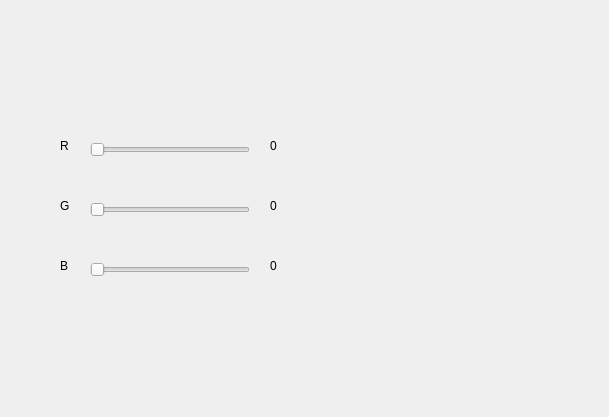
This is widget.ui in askey55/Color_chooser as Qt 5 draws it before an edit. The edited form follows.
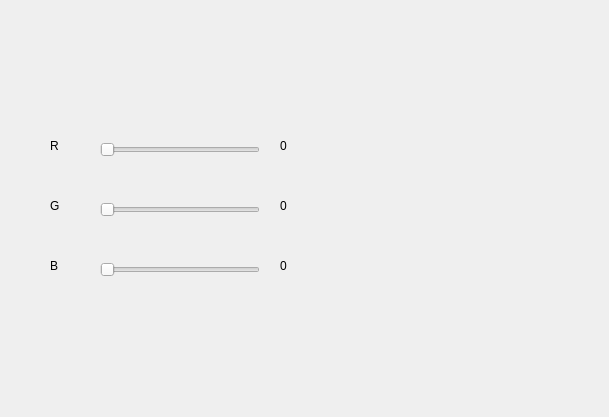
This is the edited form.

Commit message: スライダーがラベルと重なって左端が摘めなかったのを修正

The edit to the form file:
```diff
--- a/widget.ui
+++ b/widget.ui
@@ -16,7 +16,7 @@
   <widget class="QSlider" name="horizontalSlider_r">
    <property name="geometry">
     <rect>
-     <x>90</x>
+     <x>100</x>
      <y>140</y>
      <width>160</width>
      <height>19</height>
@@ -32,7 +32,7 @@
   <widget class="QSlider" name="horizontalSlider_g">
    <property name="geometry">
     <rect>
-     <x>90</x>
+     <x>100</x>
      <y>200</y>
      <width>160</width>
      <height>19</height>
@@ -48,7 +48,7 @@
   <widget class="QSlider" name="horizontalSlider_b">
    <property name="geometry">
     <rect>
-     <x>90</x>
+     <x>100</x>
      <y>260</y>
      <width>160</width>
      <height>19</height>
@@ -64,7 +64,7 @@
   <widget class="QLabel" name="label">
    <property name="geometry">
     <rect>
-     <x>60</x>
+     <x>50</x>
      <y>140</y>
      <width>50</width>
      <height>12</height>
@@ -77,7 +77,7 @@
   <widget class="QLabel" name="label_2">
    <property name="geometry">
     <rect>
-     <x>60</x>
+     <x>50</x>
      <y>200</y>
      <width>50</width>
      <height>12</height>
@@ -90,7 +90,7 @@
   <widget class="QLabel" name="label_3">
    <property name="geometry">
     <rect>
-     <x>60</x>
+     <x>50</x>
      <y>260</y>
      <width>50</width>
      <height>12</height>
@@ -103,7 +103,7 @@
   <widget class="QWidget" name="widget" native="true">
    <property name="geometry">
     <rect>
-     <x>340</x>
+     <x>350</x>
      <y>120</y>
      <width>191</width>
      <height>171</height>
@@ -113,7 +113,7 @@
   <widget class="QLabel" name="label_r_value">
    <property name="geometry">
     <rect>
-     <x>270</x>
+     <x>280</x>
      <y>140</y>
      <width>50</width>
      <height>12</height>
@@ -126,7 +126,7 @@
   <widget class="QLabel" name="label_g_value">
    <property name="geometry">
     <rect>
-     <x>270</x>
+     <x>280</x>
      <y>200</y>
      <width>50</width>
      <height>12</height>
@@ -139,7 +139,7 @@
   <widget class="QLabel" name="label_b_value">
    <property name="geometry">
     <rect>
-     <x>270</x>
+     <x>280</x>
      <y>260</y>
      <width>50</width>
      <height>12</height>
```
